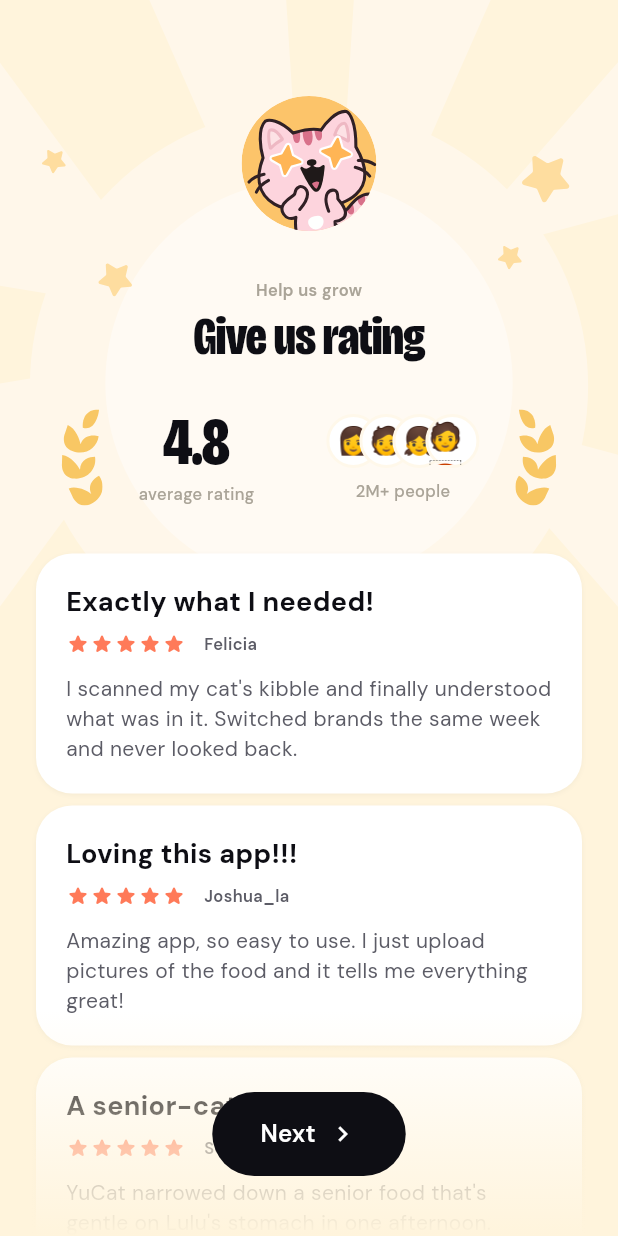
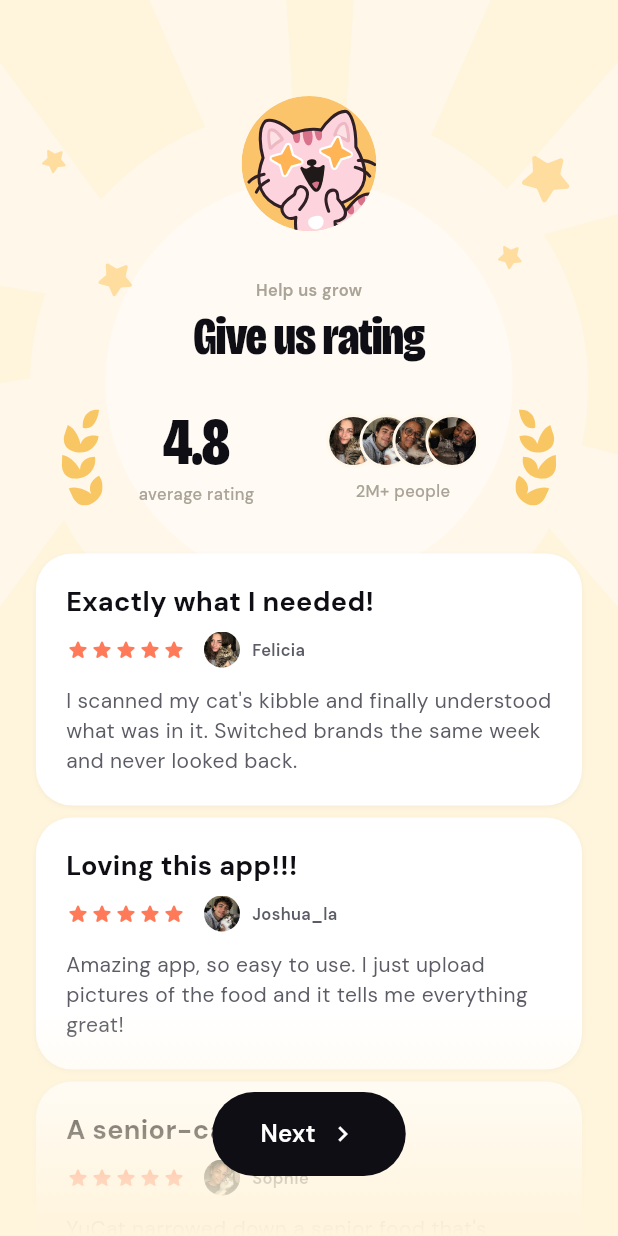
Before and after one commit to adamayuda/yucat, a Flutter app: the RatingScreen screen opened directly with empty values, on a phone screen of 412 x 824 dp. Run offline on Flutter 3.47's test engine with Material 3 defaults, Android fonts, the phone set to English and light mode, and no system bars; our stand-ins replace auto_route, camera, cloud_firestore, cloud_functions, dio, easy_debounce and 14 more; missing offline and left inert: algoliasearch, mixpanel_flutter, onesignal_flutter, purchases_flutter; accounts and stored records are empty.

Commit message:
Use cat-parent photos as review avatars; splash/asset polish
- Replace emoji avatars with the new user photos: paywall testimonials,
  rating-screen people cluster, and (newly added) review-card avatars
- Notif-primer mock notification uses the app logo instead of the cat emoji
- Regenerate the iOS native launch image from logo.svg so it matches the
  Flutter splash size (no logo jump at launch)
- Splash + nutrition-fact asset tweaks (logo.png, Meat.svg)

Co-Authored-By: Claude Opus 4.8 (1M context) <noreply@anthropic.com>

```diff
--- a/lib/features/onboarding/widgets/rating_screen.dart
+++ b/lib/features/onboarding/widgets/rating_screen.dart
@@ -214,10 +214,12 @@ class _Review {
   final String headline;
   final String body;
   final String author;
+  final String avatar;
   const _Review({
     required this.headline,
     required this.body,
     required this.author,
+    required this.avatar,
   });
 }
 
@@ -229,6 +231,7 @@ const _reviews = [
         "I scanned my cat's kibble and finally understood what was in it. "
         'Switched brands the same week and never looked back.',
     author: 'Felicia',
+    avatar: 'assets/images/image.png',
   ),
   _Review(
     headline: 'Loving this app!!!',
@@ -236,6 +239,7 @@ const _reviews = [
         'Amazing app, so easy to use. I just upload pictures of the food and '
         'it tells me everything great!',
     author: 'Joshua_la',
+    avatar: 'assets/images/image2.png',
   ),
   _Review(
     headline: 'A senior-cat lifesaver',
@@ -243,6 +247,7 @@ const _reviews = [
         "YuCat narrowed down a senior food that's gentle on Lulu's stomach "
         'in one afternoon.',
     author: 'Sophie',
+    avatar: 'assets/images/image3.png',
   ),
   _Review(
     headline: 'Finally feel confident',
@@ -250,6 +255,7 @@ const _reviews = [
         'I used to just grab whatever was on sale. Now I actually know which '
         "foods match my kitten's needs. Total peace of mind.",
     author: 'Marcus_T',
+    avatar: 'assets/images/image5.png',
   ),
   _Review(
     headline: 'So simple to use',
@@ -257,6 +263,7 @@ const _reviews = [
         'Snap a photo and you get a clear breakdown in seconds. My vet was '
         'even impressed when I showed her.',
     author: 'Priya',
+    avatar: 'assets/images/image4.png',
   ),
   _Review(
     headline: 'Two cats, two diets',
@@ -264,6 +271,7 @@ const _reviews = [
         'Managing food for an overweight tabby and a picky Siamese was a '
         'nightmare. YuCat made it effortless for both.',
     author: 'Dani_R',
+    avatar: 'assets/images/image6.jpeg',
   ),
 ];
 
@@ -293,7 +301,12 @@ class _StatBlock extends StatelessWidget {
 class _PeopleBlock extends StatelessWidget {
   const _PeopleBlock();
 
-  static const _faces = ['👩', '🧑', '👧', '🧑‍🦰'];
+  static const _faces = [
+    'assets/images/image.png',
+    'assets/images/image2.png',
+    'assets/images/image4.png',
+    'assets/images/image5.png',
+  ];
 
   @override
   Widget build(BuildContext context) {
@@ -320,9 +333,14 @@ class _PeopleBlock extends StatelessWidget {
                         width: 2,
                       ),
                     ),
-                    child: Text(
-                      _faces[i],
-                      style: const TextStyle(fontSize: 18),
+                    child: ClipOval(
+                      child: Image.asset(
+                        _faces[i],
+                        width: 32,
+                        height: 32,
+                        cacheWidth: 96,
+                        fit: BoxFit.cover,
+                      ),
                     ),
                   ),
                 ),
@@ -369,6 +387,16 @@ class _ReviewCard extends StatelessWidget {
                 ),
               ),
               const SizedBox(width: DSDimens.sizeXs),
+              ClipOval(
+                child: Image.asset(
+                  review.avatar,
+                  width: 24,
+                  height: 24,
+                  cacheWidth: 72,
+                  fit: BoxFit.cover,
+                ),
+              ),
+              const SizedBox(width: DSDimens.sizeXxs),
               Text(
                 review.author,
                 style: DSTextStyles.caption.copyWith(
--- a/lib/features/splash/presentation/splash_page.dart
+++ b/lib/features/splash/presentation/splash_page.dart
@@ -1,7 +1,6 @@
 import 'package:auto_route/auto_route.dart';
 import 'package:flutter/material.dart';
 import 'package:flutter_bloc/flutter_bloc.dart';
-import 'package:flutter_svg/flutter_svg.dart';
 import 'package:yucat/config/themes/theme.dart';
 import 'package:yucat/features/splash/presentation/bloc/splash_bloc.dart';
 
@@ -47,8 +46,8 @@ class _SplashContent extends StatelessWidget {
       backgroundColor: DSColors.splashPink,
       body: SafeArea(
         child: Center(
-          child: SvgPicture.asset(
-            'assets/images/logo.svg',
+          child: Image.asset(
+            'assets/images/logo.png',
             width: 220,
           ),
         ),
```
Also changed, not shown: lib/features/onboarding/widgets/notif_primer_screen.dart (+7 -8 lines), lib/features/onboarding/widgets/nutrition_fact_screen.dart (+4 -9 lines), lib/features/paywall/widgets/paywall_testimonials.dart (+12 -27 lines), assets/images/image.png (added), assets/images/image2.png (added), assets/images/image3.png (added), assets/images/image4.png (added), assets/images/image5.png (added), assets/images/image6.jpeg (added), assets/images/logo.png (added), 3 other files.
